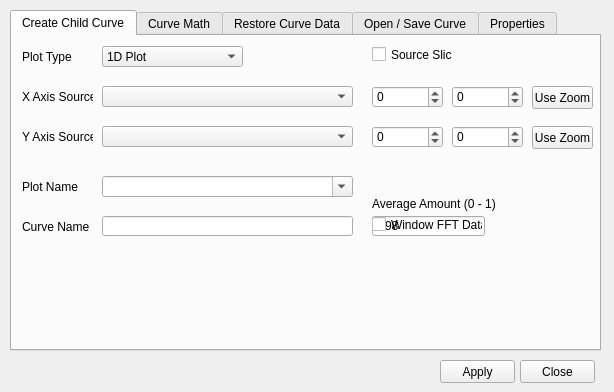
Old version of the form curveproperties.ui in the repository d-wizard/plotter.
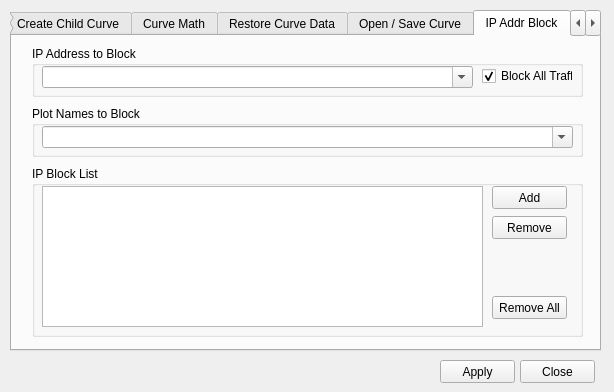
New version of the form. The open tabs and pages were chosen to show the change.

Commit message:
Add ability to block messages based on the IP address of the sender.
Original Commit Rev: 2135 | 2016-12-19 20:15:42 -0600 (Mon, 19 Dec 2016)

```diff
--- a/curveproperties.ui
+++ b/curveproperties.ui
@@ -737,6 +737,144 @@
      </widget>
     </widget>
    </widget>
+   <widget class="QWidget" name="tabIpBlock">
+    <attribute name="title">
+     <string>IP Addr Block</string>
+    </attribute>
+    <widget class="QGroupBox" name="groupBox_13">
+     <property name="geometry">
+      <rect>
+       <x>20</x>
+       <y>10</y>
+       <width>551</width>
+       <height>51</height>
+      </rect>
+     </property>
+     <property name="title">
+      <string>IP Address to Block</string>
+     </property>
+     <widget class="QComboBox" name="cmbIpAddrs">
+      <property name="geometry">
+       <rect>
+        <x>10</x>
+        <y>20</y>
+        <width>431</width>
+        <height>22</height>
+       </rect>
+      </property>
+      <property name="editable">
+       <bool>true</bool>
+      </property>
+     </widget>
+     <widget class="QCheckBox" name="chkBlockAll">
+      <property name="geometry">
+       <rect>
+        <x>450</x>
+        <y>20</y>
+        <width>91</width>
+        <height>20</height>
+       </rect>
+      </property>
+      <property name="text">
+       <string>Block All Traffic</string>
+      </property>
+      <property name="checked">
+       <bool>true</bool>
+      </property>
+     </widget>
+    </widget>
+    <widget class="QGroupBox" name="grpIpBlockPlotNames">
+     <property name="geometry">
+      <rect>
+       <x>20</x>
+       <y>70</y>
+       <width>551</width>
+       <height>51</height>
+      </rect>
+     </property>
+     <property name="title">
+      <string>Plot Names to Block</string>
+     </property>
+     <widget class="QComboBox" name="cmbIpBlockPlotNames">
+      <property name="geometry">
+       <rect>
+        <x>10</x>
+        <y>20</y>
+        <width>531</width>
+        <height>22</height>
+       </rect>
+      </property>
+      <property name="editable">
+       <bool>true</bool>
+      </property>
+     </widget>
+    </widget>
+    <widget class="QGroupBox" name="groupBox_14">
+     <property name="geometry">
+      <rect>
+       <x>20</x>
+       <y>130</y>
+       <width>551</width>
+       <height>171</height>
+      </rect>
+     </property>
+     <property name="title">
+      <string>IP Block List</string>
+     </property>
+     <widget class="QListWidget" name="ipBlockPlotNames">
+      <property name="geometry">
+       <rect>
+        <x>10</x>
+        <y>20</y>
+        <width>441</width>
+        <height>141</height>
+       </rect>
+      </property>
+      <property name="selectionMode">
+       <enum>QAbstractItemView::MultiSelection</enum>
+      </property>
+     </widget>
+     <widget class="QPushButton" name="cmdIpBlockAdd">
+      <property name="geometry">
+       <rect>
+        <x>460</x>
+        <y>20</y>
+        <width>75</width>
+        <height>23</height>
+       </rect>
+      </property>
+      <property name="text">
+       <string>Add</string>
+      </property>
+     </widget>
+     <widget class="QPushButton" name="cmdIpBlockRemove">
+      <property name="geometry">
+       <rect>
+        <x>460</x>
+        <y>50</y>
+        <width>75</width>
+        <height>23</height>
+       </rect>
+      </property>
+      <property name="text">
+       <string>Remove</string>
+      </property>
+     </widget>
+     <widget class="QPushButton" name="cmdIpBlockRemoveAll">
+      <property name="geometry">
+       <rect>
+        <x>460</x>
+        <y>130</y>
+        <width>75</width>
+        <height>23</height>
+       </rect>
+      </property>
+      <property name="text">
+       <string>Remove All</string>
+      </property>
+     </widget>
+    </widget>
+   </widget>
    <widget class="QWidget" name="tabProperties">
     <attribute name="title">
      <string>Properties</string>
```
The commit also changes 9 other files.
